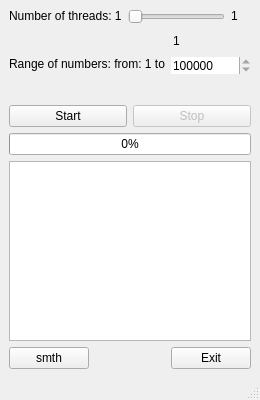
Before: the Qt Designer form Hilel_pro_project/mainwindow.ui in IhorNakonechnyi/Hilel_pro_project, drawn with Qt 5.
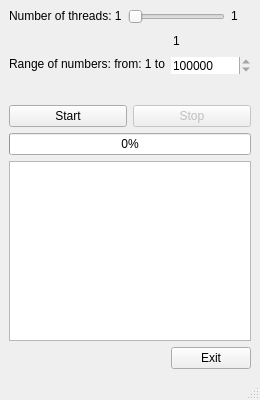
After: the same form once the commit is applied.

Diff of the .ui file:
```diff
--- a/Hilel_pro_project/mainwindow.ui
+++ b/Hilel_pro_project/mainwindow.ui
@@ -242,13 +242,6 @@
       <property name="bottomMargin">
        <number>0</number>
       </property>
-      <item>
-       <widget class="QPushButton" name="buttonDontKnow">
-        <property name="text">
-         <string>smth</string>
-        </property>
-       </widget>
-      </item>
       <item>
        <spacer name="horizontalSpacer_3">
         <property name="orientation">
```
